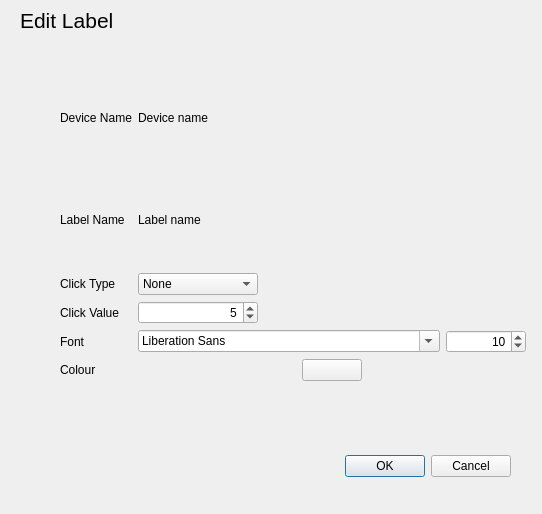
First picture: the form in trackview/editglabeldialog.ui, repository penguintutor/pisignalbox, before the edit.
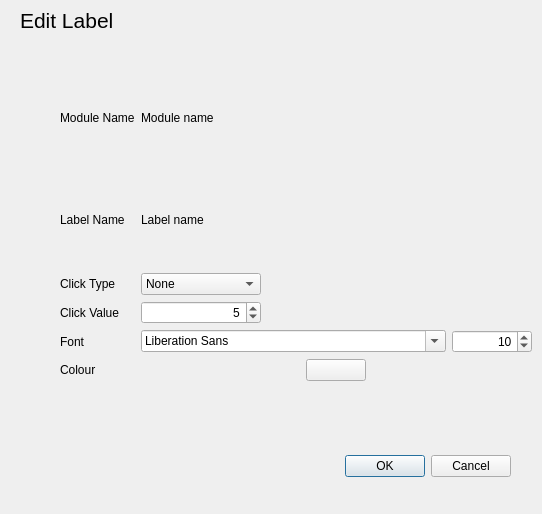
Second picture: the form after the edit.

Commit message: Rename TrackView Collections from Devices to Modules

```diff
--- a/trackview/editglabeldialog.ui
+++ b/trackview/editglabeldialog.ui
@@ -52,7 +52,7 @@
     <rect>
      <x>60</x>
      <y>70</y>
-     <width>466</width>
+     <width>472</width>
      <height>311</height>
     </rect>
    </property>
@@ -161,7 +161,7 @@
     <item row="2" column="1">
      <widget class="QLabel" name="devNameText">
       <property name="text">
-       <string>Device name</string>
+       <string>Module name</string>
       </property>
      </widget>
     </item>
@@ -175,7 +175,7 @@
     <item row="2" column="0">
      <widget class="QLabel" name="devNameLabel">
       <property name="text">
-       <string>Device Name</string>
+       <string>Module Name</string>
       </property>
      </widget>
     </item>
```
The commit also changes 3 other files.
